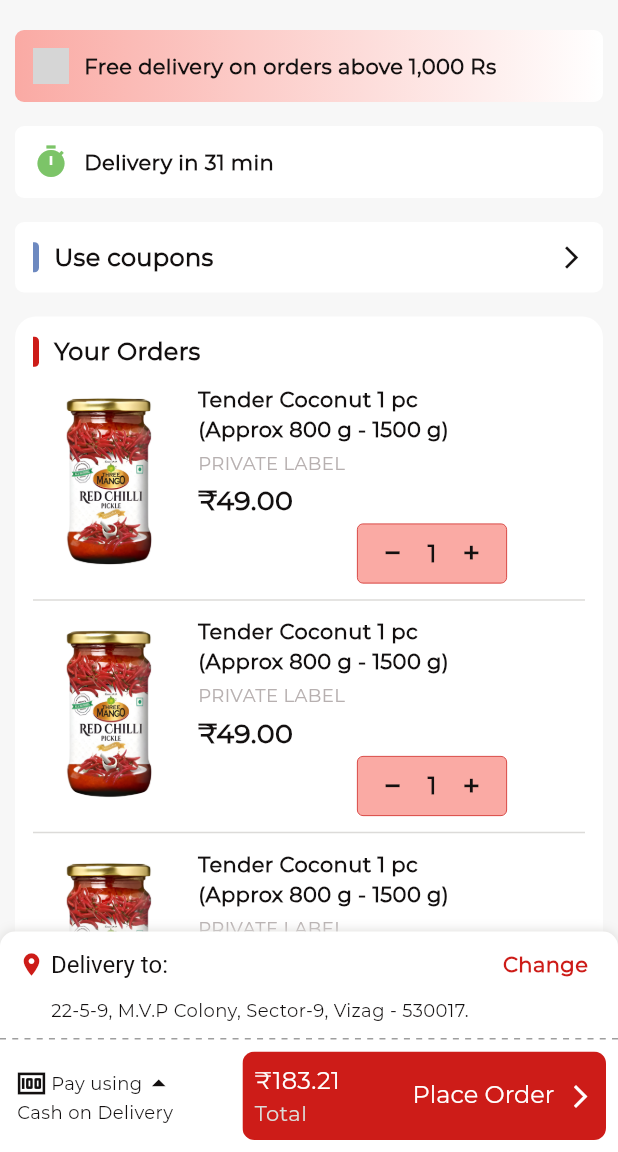
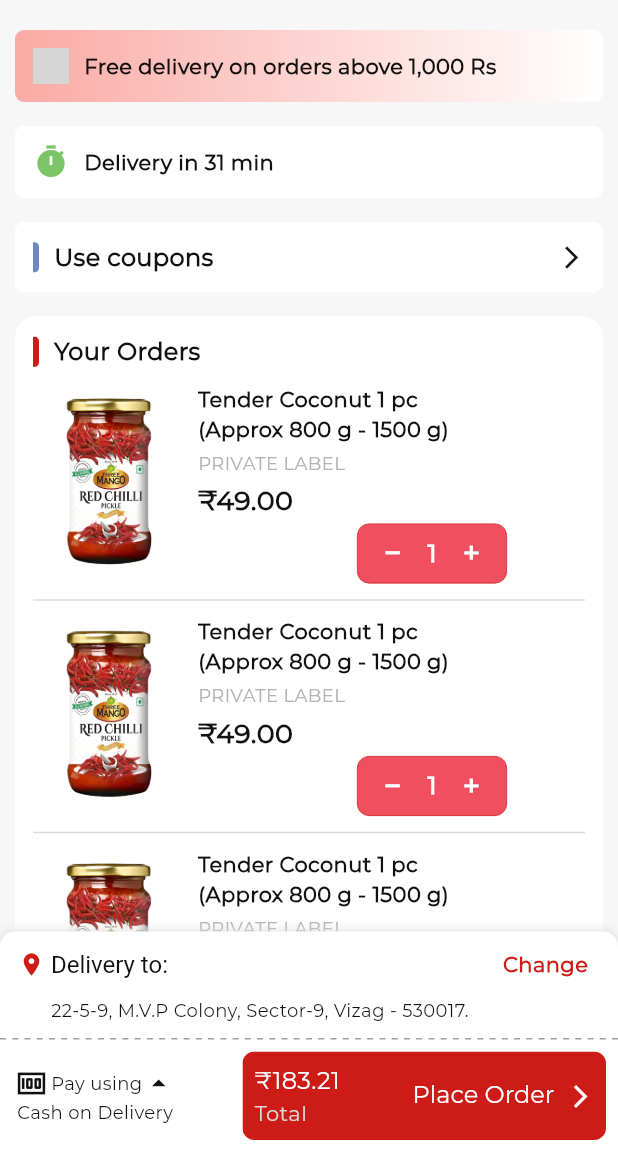
Before and after one commit to tulasireddytulasi/SpicyPickles, a Flutter app: the Cart screen opened directly, on a phone screen of 412 x 824 dp, the part 84-1236 px from its top. Run offline on Flutter 3.47's test engine with Material 3 defaults, Android fonts, the phone set to English and light mode, and no system bars; our stand-ins replace bloc, cached_network_image, equatable, flutter_bloc, flutter_svg, infinite_scroll_pagination and 1 more; network calls fail; grey boxes are pictures that could not be loaded.

Commit message:
Updated Add Button UI

```diff
--- a/lib/core/utils/app_colors.dart
+++ b/lib/core/utils/app_colors.dart
@@ -23,8 +23,10 @@ class AppColors {
 
   // Third row colors
   static const blush = Color(0xFFFCD8D8);
+  static const lavenderBlush = Color(0xFFFFF5F6);
   static const lightPeach = Color(0xFFFAAAA4);
   static const watermelon = Color(0xFFF86363);
+  static const amaranth = Color(0xFFF04F5F);
   static const scarlet = Color(0xFFDB1F1F);
   static const burgundy = Color(0xFF9B1313);
   static const chocolate = Color(0xFF600808);
--- a/lib/presentation/cart/widgets/add_items_button.dart
+++ b/lib/presentation/cart/widgets/add_items_button.dart
@@ -1,5 +1,6 @@
 import 'package:flutter/material.dart';
 import 'package:spicypickles/core/utils/app_colors.dart';
+import 'package:spicypickles/core/utils/app_extensions.dart';
 
 class AddItemButton extends StatefulWidget {
   const AddItemButton({super.key, this.width = 100, this.height = 40, this.noOfItems = 0});
@@ -13,70 +14,60 @@ class AddItemButton extends StatefulWidget {
 }
 
 class _AddItemButtonState extends State<AddItemButton> {
-  late int noOfItems;
+  late int noOfItems4;
+  late final ValueNotifier<int> noOfItems;
 
   @override
   void initState() {
     super.initState();
-    noOfItems = widget.noOfItems;
+    noOfItems = ValueNotifier<int>(widget.noOfItems);
   }
 
   @override
   Widget build(BuildContext context) {
+    return ValueListenableBuilder<int>(
+      valueListenable: noOfItems,
+      builder: (context, value, child) {
         return Container(
           width: widget.width,
           height: widget.height,
           decoration: BoxDecoration(
-        color: AppColors.lightPeach,
+            color: noOfItems.value > 0 ? AppColors.amaranth : AppColors.lavenderBlush,
             border: Border.all(color: AppColors.vibrantRed, width: 0.5),
-        borderRadius: BorderRadius.circular(4),
+            borderRadius: BorderRadius.circular(8),
           ),
-      child: noOfItems > 0
+          child: noOfItems.value > 0
               ? Row(
                   mainAxisSize: MainAxisSize.max,
                   children: [
                     Expanded(
                       child: GestureDetector(
-                    onTap: () {
-                      setState(() {
-                        noOfItems -= 1;
-                      });
-                    },
+                        onTap: () => noOfItems.value -= 1,
                         child: Container(
                           alignment: Alignment.center,
                           child: const Text(
                             "−",
-                        style: TextStyle(
-                            color: AppColors.black,
-                            fontSize: 20,
-                            fontWeight: FontWeight.bold),
+                            style: TextStyle(color: AppColors.white, fontSize: 20, fontWeight: FontWeight.bold),
                           ),
                         ),
                       ),
                     ),
                     Text(
-                  noOfItems.toString(),
+                      noOfItems.value.toString(),
                       style: const TextStyle(
-                    color: AppColors.black,
+                        color: AppColors.white,
                         fontSize: 16,
                         fontWeight: FontWeight.bold,
                       ),
                     ),
                     Expanded(
                       child: GestureDetector(
-                    onTap: () {
-                      setState(() {
-                        noOfItems += 1;
-                      });
-                    },
+                        onTap: () => noOfItems.value += 1,
                         child: Container(
                           alignment: Alignment.center,
                           child: const Text(
                             "+",
-                        style: TextStyle(
-                            color: AppColors.black,
-                            fontSize: 20,
-                            fontWeight: FontWeight.bold),
+                            style: TextStyle(color: AppColors.white, fontSize: 20, fontWeight: FontWeight.bold),
                           ),
                         ),
                       ),
@@ -84,23 +75,21 @@ class _AddItemButtonState extends State<AddItemButton> {
                   ],
                 )
               : InkWell(
-              onTap: () {
-                setState(() {
-                  noOfItems += 1;
-                });
-              },
+                  onTap: () => noOfItems.value += 1,
                   child: Container(
                     alignment: Alignment.center,
-                child: const Text(
+                    child: Text(
                       "ADD",
-                  style: TextStyle(
+                      style: context.textStyle?.labelLarge?.copyWith(
                         color: AppColors.vibrantRed,
+                        fontFamily: 'MontserratBold',
                         fontSize: 16,
-                    fontWeight: FontWeight.bold,
                       ),
                     ),
                   ),
                 ),
         );
+      },
+    );
   }
 }
```
Lines whose indentation alone changed are shown as unchanged.
